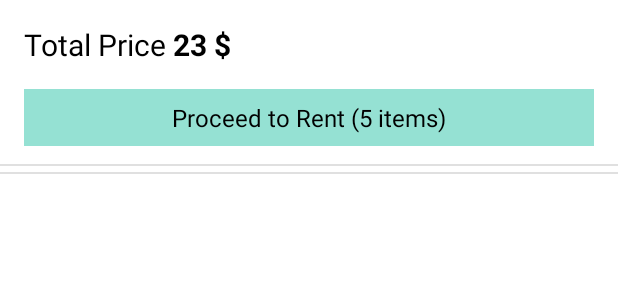
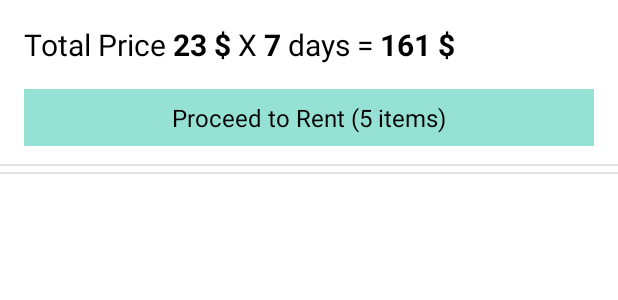
Before and after one commit to RamiAbuShaqra/Share-Rent, an Android app: the layout activity_order_summary.xml on its own in the app's theme, with its tools: preview values and no code run, on a phone screen of 412 x 824 dp. Shown: the top 300 px of the screen. Run offline under Robolectric (Android 15) with nearby library versions, the phone set to English and light mode, and no system bars.

Commit message:
Calculate the final price based on the number of days

```diff
--- a/app/src/main/java/com/gmail/rami/abushaqra79/sharerent/MainActivity.java
+++ b/app/src/main/java/com/gmail/rami/abushaqra79/sharerent/MainActivity.java
@@ -34,7 +34,6 @@ public class MainActivity extends AppCompatActivity {
     // TODO reformat and clean the code for the whole project (comments, strings, styles)
     // TODO check if online payment can be done in OrderSummaryActivity
     // TODO send notifications to users in OrderSummaryActivity
-    // TODO calculate the final price based on the number of days
 
     // TODO BUG ---> selected city not saved in MainActivity when rotating screen
     // TODO BUG ---> selected items (categories) not saved in ChooseItemsActivity when rotating screen
@@ -320,8 +319,7 @@ public class MainActivity extends AppCompatActivity {
     }
 
     private String updateLabel() {
-        String dateFormat = "dd/MM/yyyy";
-        SimpleDateFormat simpleDateFormat = new SimpleDateFormat(dateFormat, Locale.ROOT);
+        SimpleDateFormat simpleDateFormat = new SimpleDateFormat("dd/MM/yyyy", Locale.ROOT);
 
         return simpleDateFormat.format(myCalendar.getTime());
     }
--- a/app/src/main/res/layout/activity_order_summary.xml
+++ b/app/src/main/res/layout/activity_order_summary.xml
@@ -35,6 +35,54 @@
             android:textStyle="bold"
             android:textSize="20sp"
             android:text=" $"/>
+
+        <LinearLayout
+            android:id="@+id/days_summary"
+            android:layout_width="match_parent"
+            android:layout_height="wrap_content"
+            android:orientation="horizontal">
+
+            <TextView
+                android:layout_width="wrap_content"
+                android:layout_height="wrap_content"
+                android:textColor="@color/black"
+                android:textSize="20sp"
+                android:text=" X "/>
+
+            <TextView
+                android:id="@+id/number_of_days"
+                android:layout_width="wrap_content"
+                android:layout_height="wrap_content"
+                android:textColor="@color/black"
+                android:textStyle="bold"
+                android:textSize="20sp"
+                tools:text="7"/>
+
+            <TextView
+                android:layout_width="wrap_content"
+                android:layout_height="wrap_content"
+                android:textColor="@color/black"
+                android:textSize="20sp"
+                android:text=" days = "/>
+
+            <TextView
+                android:id="@+id/final_total_price"
+                android:layout_width="wrap_content"
+                android:layout_height="wrap_content"
+                android:textColor="@color/black"
+                android:textStyle="bold"
+                android:textSize="20sp"
+                tools:text="161"/>
+
+            <TextView
+                android:layout_width="wrap_content"
+                android:layout_height="wrap_content"
+                android:textColor="@color/black"
+                android:textStyle="bold"
+                android:textSize="20sp"
+                android:text=" $"/>
+
+        </LinearLayout>
 
     </LinearLayout>
 
--- a/app/src/main/res/xml/preferences.xml
+++ b/app/src/main/res/xml/preferences.xml
@@ -6,6 +6,11 @@
         android:key="cart_items"
         android:title="Number of items in the Cart" />
 
+    <Preference
+        android:defaultValue="0"
+        android:key="number_of_days"
+        android:title="Total number of rent days" />
+
     <ListPreference
         android:defaultValue=""
         android:key="summary_items"
```
Also changed, not shown: app/src/main/java/com/gmail/rami/abushaqra79/sharerent/ChooseItemsActivity.java (+25 -2 lines), app/src/main/java/com/gmail/rami/abushaqra79/sharerent/OrderSummaryActivity.java (+15 -0 lines), app/src/main/java/com/gmail/rami/abushaqra79/sharerent/PreferenceActivity.java (+15 -0 lines).
